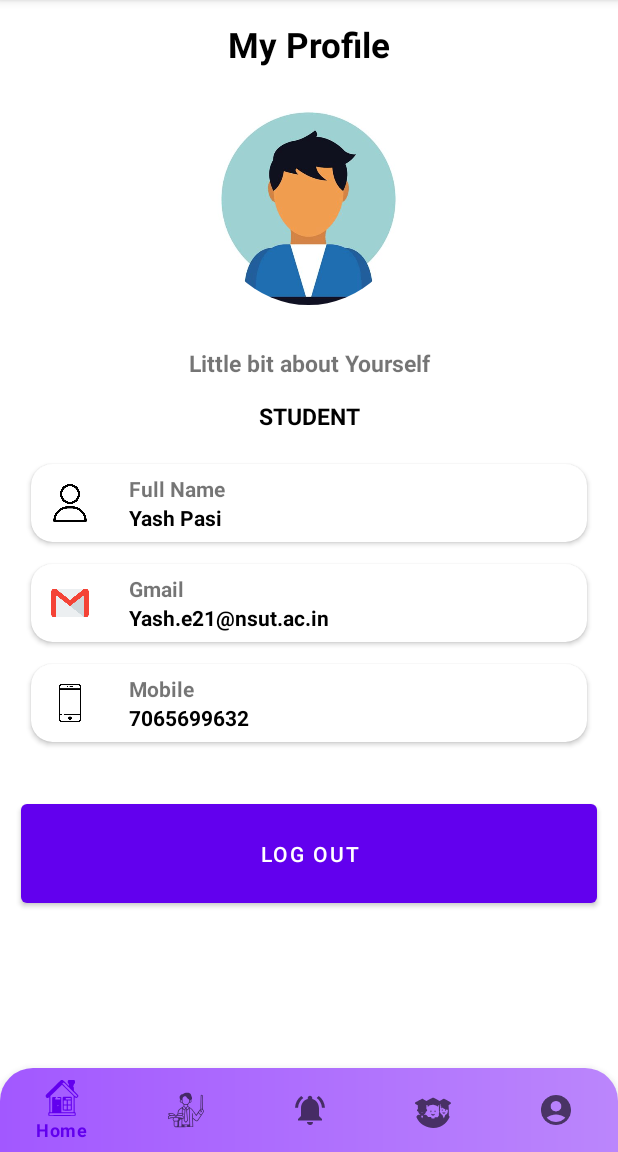
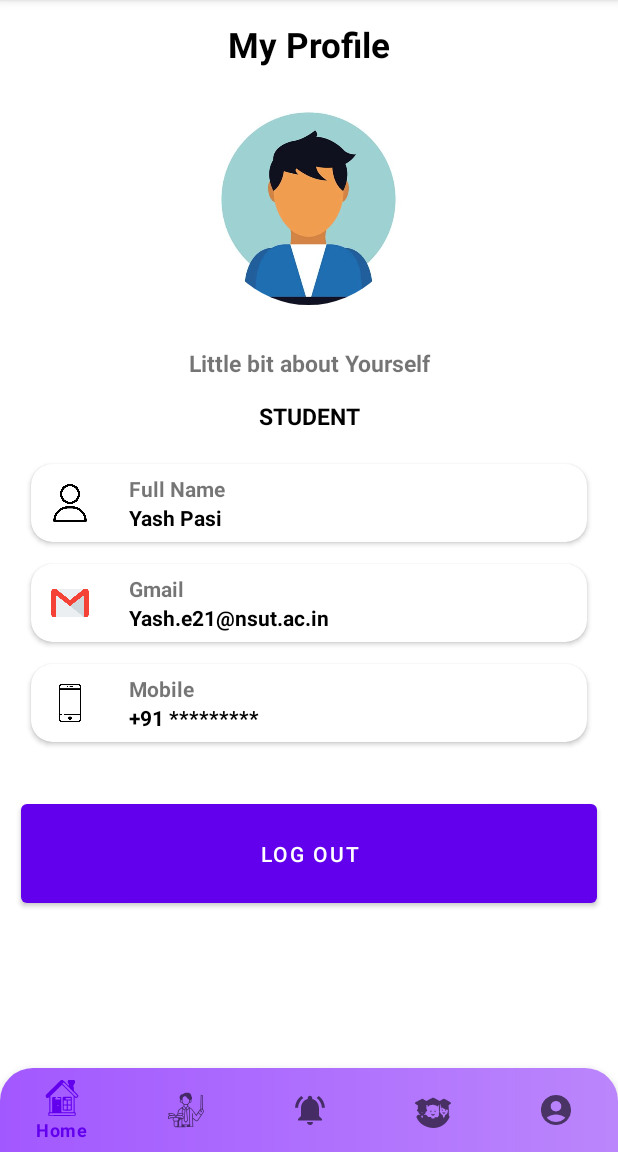
Before and after one commit to kingpassi/Campus_Connect_AIACTR, an Android app: the fragment OthersFragment placed in its activity, on a phone screen of 412 x 824 dp, the part 84-1236 px from its top. Run offline under Robolectric (Android 15) with nearby library versions, the phone set to English and light mode, and no system bars; our stand-ins replace CircleImageView, sdp/ssp sizes.

Commit message:
five commit

```diff
--- a/app/src/main/java/com/example/campusconnect_aiactr/Activitys/LoginActivity.kt
+++ b/app/src/main/java/com/example/campusconnect_aiactr/Activitys/LoginActivity.kt
@@ -9,7 +9,9 @@ import androidx.lifecycle.lifecycleScope
 import com.example.campusconnect_aiactr.UserRepo
 import com.example.campusconnect_aiactr.database.AppDatabase
 import com.example.campusconnect_aiactr.databinding.ActivityLoginBinding
+import kotlinx.coroutines.Dispatchers
 import kotlinx.coroutines.launch
+import kotlinx.coroutines.withContext
 
 
 class LoginActivity : AppCompatActivity() {
@@ -35,7 +37,9 @@ class LoginActivity : AppCompatActivity() {
 
             lifecycleScope.launch {
                 try {
-                   user = userrepo.readLoginData(email, password)
+                    withContext(Dispatchers.IO) {
+                        user = userrepo.readLoginData(email, password)
+                    }
                     // Handle the result here
                 } catch (e: Exception) {
                     // Handle any exceptions that may occur
--- a/app/src/main/java/com/example/campusconnect_aiactr/Fragments/OthersFragment.kt
+++ b/app/src/main/java/com/example/campusconnect_aiactr/Fragments/OthersFragment.kt
@@ -1,14 +1,23 @@
 package com.example.campusconnect_aiactr.Fragments
 
+import android.content.Context.MODE_PRIVATE
+import android.content.Intent
 import android.os.Bundle
 import android.view.LayoutInflater
 import android.view.View
 import android.view.ViewGroup
+import android.widget.Button
+import android.widget.TextView
 import androidx.fragment.app.Fragment
+import androidx.fragment.app.findFragment
+import com.example.campusconnect_aiactr.Activitys.LoginActivity
 import com.example.campusconnect_aiactr.R
+import com.example.campusconnect_aiactr.splashscreen.splashscreen
+import org.w3c.dom.Text
 
 
 class OthersFragment : Fragment() {
+
 
     override fun onCreateView(
         inflater: LayoutInflater, container: ViewGroup?,
@@ -18,5 +27,34 @@ class OthersFragment : Fragment() {
         return inflater.inflate(R.layout.fragment_others, container, false)
     }
 
+    override fun onViewCreated(view: View, savedInstanceState: Bundle?) {
+        super.onViewCreated(view, savedInstanceState)
+
+        val btnlogout=view.findViewById<Button>(R.id.btnLogOut)
+
+        btnlogout.setOnClickListener {
+            val pref = requireContext().getSharedPreferences(splashscreen.PREF_LOGIN_NAME, MODE_PRIVATE)
+            val editor = pref.edit()
+            editor.putBoolean("flag",false)
+            editor.apply()
+
+
+            val intent =Intent (context, LoginActivity::class.java)
+            startActivity(intent)
+        }
+
+        /*val name=view.findViewById<TextView>(R.id.tvUserName)
+        val email=view.findViewById<TextView>(R.id.tvUserEmail)
+        */
+
+
+
+
+
+
+    }
+
+
+
 
 }
--- a/app/src/main/res/layout/fragment_others.xml
+++ b/app/src/main/res/layout/fragment_others.xml
@@ -343,6 +343,7 @@
                 android:text="Full Name"
                 android:textStyle="bold"/>
             <TextView
+                android:id="@+id/tvUserName"
                 android:layout_width="match_parent"
                 android:layout_height="wrap_content"
                 android:text="Yash Pasi"
@@ -381,6 +382,7 @@
                 android:text="Gmail"
                 android:textStyle="bold"/>
             <TextView
+                android:id="@+id/tvUserEmail"
                 android:layout_width="match_parent"
                 android:layout_height="wrap_content"
                 android:text="Yash.e21@nsut.ac.in"
@@ -421,7 +423,7 @@
             <TextView
                 android:layout_width="match_parent"
                 android:layout_height="wrap_content"
-                android:text="7065699632"
+                android:text="+91 *********"
                 android:textStyle="bold"
                 android:textColor="#000"/>
           </LinearLayout>
@@ -433,6 +435,7 @@
 
 
 <Button
+    android:id="@+id/btnLogOut"
     android:layout_width="match_parent"
     android:layout_height="@dimen/_60sdp"
     android:layout_margin="@dimen/_11sdp"
```
Also changed, not shown: app/src/main/java/com/example/campusconnect_aiactr/splashscreen/Splashscreen.kt (+7 -0 lines).
